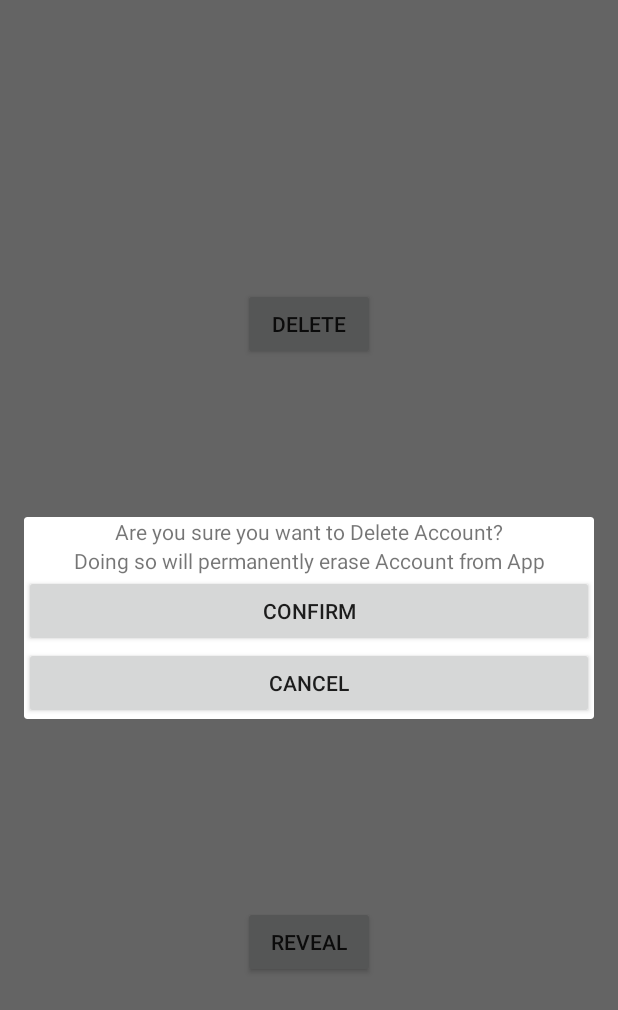
After one commit to lzinzun/OneVault, an Android app: the fragment DeleteDialogFragment placed in its activity, on a phone screen of 412 x 824 dp. The commit adds this screen. Shown: the top 1010 px of the screen. Run offline under Robolectric (Android 15) with nearby library versions, the phone set to English and light mode, and no system bars.

Commit message:
Added DAO impl for Account deletion. Will integrate with newly created DialogFragment next.

```diff
--- a/app/src/main/java/com/andrei/onevault/AccountVaultActivity.kt
+++ b/app/src/main/java/com/andrei/onevault/AccountVaultActivity.kt
@@ -3,6 +3,7 @@ package com.andrei.onevault
 import android.os.Bundle
 import android.widget.TextView
 import androidx.appcompat.app.AppCompatActivity
+import com.andrei.onevault.fragment.DeleteDialogFragment
 import kotlinx.android.synthetic.main.account_vault_layout.*
 
 class AccountVaultActivity : AppCompatActivity() {
@@ -17,6 +18,13 @@ class AccountVaultActivity : AppCompatActivity() {
         val textView2: TextView = findViewById(R.id.textView2)
         textView2.setText((intent.getStringExtra("DESC")))
 
+        val fm = supportFragmentManager
+        val delFragment = DeleteDialogFragment()
+
+        deleteBtn.setOnClickListener {
+            delFragment.show(fm, "Delete Fragment")
+        }
+
     }
 
 }
--- a/app/src/main/java/com/andrei/onevault/AddAccountActivity.kt
+++ b/app/src/main/java/com/andrei/onevault/AddAccountActivity.kt
@@ -15,7 +15,7 @@ class AddAccountActivity : AppCompatActivity() {
 
     private lateinit var titleED:EditText
     private lateinit var descED:EditText
-    private  lateinit var savePsswdBtn:Button
+    private lateinit var savePsswdBtn:Button
     private lateinit var firebaseUser:FirebaseUser
     private lateinit var firebaseAuth:FirebaseAuth
 
--- a/app/src/main/java/com/andrei/onevault/adapter/AccountAdapter.kt
+++ b/app/src/main/java/com/andrei/onevault/adapter/AccountAdapter.kt
@@ -44,7 +44,6 @@ class AccountAdapter(private val context: Context?, private val accountList:Real
             var intent:Intent = Intent(mContext, AccountVaultActivity::class.java)
             intent.putExtra("TITLE", accountList[position]!!.title)
             intent.putExtra("DESC", accountList[position]!!.desc)
-           //this.mContext.startActivity(Intent(mContext, AccountVaultActivity::class.java))
             this.mContext.startActivity(intent)
         }
 
--- a/app/src/main/java/com/andrei/onevault/dao/AccountDataDao.kt
+++ b/app/src/main/java/com/andrei/onevault/dao/AccountDataDao.kt
@@ -5,4 +5,5 @@ import io.realm.Realm
 
 interface AccountDataDao {
     fun addAccount(account: Account): Boolean
+    fun deleteAccount(account: Account): Boolean
 }
--- a/app/src/main/java/com/andrei/onevault/dao/impl/AccountDataDaoImpl.kt
+++ b/app/src/main/java/com/andrei/onevault/dao/impl/AccountDataDaoImpl.kt
@@ -31,4 +31,23 @@ class AccountDataDaoImpl: AccountDataDao {
             false
         }
     }
+
+    override fun deleteAccount(account: Account): Boolean {
+
+        realm = Realm.getDefaultInstance()
+
+        return try{
+
+            realm.executeTransaction{realm ->
+                account?.deleteFromRealm()
+            }
+            realm.close()
+            true
+
+        }catch(ex:Exception){
+
+            realm.close()
+            false
+        }
+    }
 }
--- /dev/null
+++ b/app/src/main/java/com/andrei/onevault/fragment/DeleteDialogFragment.kt
@@ -0,0 +1,41 @@
+package com.andrei.onevault.fragment
+
+import android.os.Bundle
+import android.util.Log
+import android.view.LayoutInflater
+import android.view.View
+import android.view.ViewGroup
+import android.widget.Button
+import android.widget.Toast
+import androidx.fragment.app.DialogFragment
+import com.andrei.onevault.R
+
+class DeleteDialogFragment : DialogFragment() {
+
+    override fun onCreate(savedInstanceState: Bundle?) {
+        super.onCreate(savedInstanceState)
+    }
+
+    override fun onCreateView(inflater: LayoutInflater, container: ViewGroup?, savedInstanceState: Bundle?): View? {
+
+        var rootView:View = inflater.inflate(R.layout.delete_dialog_fragment, container, false)
+        var confirmButton = rootView.findViewById<Button>(R.id.confirmBtn)
+        var cancelButton = rootView.findViewById<Button>(R.id.cancelBtn)
+
+        confirmButton.setOnClickListener(object:View.OnClickListener{
+            override fun onClick(p0: View?) {
+                //
+                Log.e("Whoo we here!", "Oh no?")
+                dismiss()
+            }
+        })
+
+        cancelButton.setOnClickListener(object:View.OnClickListener{
+            override fun onClick(p0: View?) {
+                dismiss()
+            }
+        })
+
+        return rootView
+    }
+}
--- a/app/src/main/java/com/andrei/onevault/service/AccountDataService.kt
+++ b/app/src/main/java/com/andrei/onevault/service/AccountDataService.kt
@@ -5,4 +5,5 @@ import io.realm.Realm
 
 internal interface AccountDataService {
     fun addAccount(account: Account): Boolean
+    fun deleteAccount(account: Account):Boolean
 }
--- a/app/src/main/java/com/andrei/onevault/service/impl/AccountDataServiceImpl.kt
+++ b/app/src/main/java/com/andrei/onevault/service/impl/AccountDataServiceImpl.kt
@@ -16,5 +16,11 @@ class AccountDataServiceImpl:AccountDataService {
 
     }
 
+    override fun deleteAccount(account: Account): Boolean {
+
+        acctDataDao = AccountDataDaoImpl()
+        return acctDataDao.deleteAccount(account)
+    }
+
 
 }
--- a/app/src/main/res/layout/account_vault_layout.xml
+++ b/app/src/main/res/layout/account_vault_layout.xml
@@ -24,4 +24,24 @@
         app:layout_constraintEnd_toEndOf="parent"
         app:layout_constraintStart_toStartOf="parent"
         app:layout_constraintTop_toBottomOf="@+id/textView1" />
+
+    <Button
+        android:id="@+id/deleteBtn"
+        android:layout_width="wrap_content"
+        android:layout_height="wrap_content"
+        android:text="Delete"
+        app:layout_constraintBottom_toTopOf="@+id/textView2"
+        app:layout_constraintEnd_toEndOf="parent"
+        app:layout_constraintStart_toStartOf="parent"
+        app:layout_constraintTop_toBottomOf="@+id/textView1" />
+
+    <Button
+        android:id="@+id/revealBtn"
+        android:layout_width="wrap_content"
+        android:layout_height="wrap_content"
+        android:text="Reveal"
+        app:layout_constraintBottom_toBottomOf="parent"
+        app:layout_constraintEnd_toEndOf="parent"
+        app:layout_constraintStart_toStartOf="parent"
+        app:layout_constraintTop_toBottomOf="@+id/textView2" />
 </androidx.constraintlayout.widget.ConstraintLayout>
--- /dev/null
+++ b/app/src/main/res/layout/delete_dialog_fragment.xml
@@ -0,0 +1,42 @@
+<?xml version="1.0" encoding="utf-8"?>
+<RelativeLayout xmlns:android="http://schemas.android.com/apk/res/android"
+    android:layout_width="match_parent"
+    android:layout_height="wrap_content"
+    android:layout_marginTop="50dp">
+
+    <LinearLayout
+        android:layout_width="match_parent"
+        android:layout_height="wrap_content"
+        android:orientation="vertical">
+
+        <TextView
+            android:id="@+id/warning_tv"
+            android:layout_width="match_parent"
+            android:layout_height="wrap_content"
+            android:text="Are you sure you want to Delete Account?"
+            android:textAlignment="center" />
+
+        <TextView
+            android:id="@+id/notice_tv"
+            android:layout_width="match_parent"
+            android:layout_height="wrap_content"
+            android:text="Doing so will permanently erase Account from App"
+            android:textAlignment="center" />
+
+        <Button
+            android:id="@+id/confirmBtn"
+            android:layout_width="match_parent"
+            android:layout_height="wrap_content"
+            android:text="Confirm" />
+
+        <Button
+            android:id="@+id/cancelBtn"
+            android:layout_width="match_parent"
+            android:layout_height="wrap_content"
+            android:text="Cancel" />
+
+    </LinearLayout>
+
+
+
+</RelativeLayout>
```
